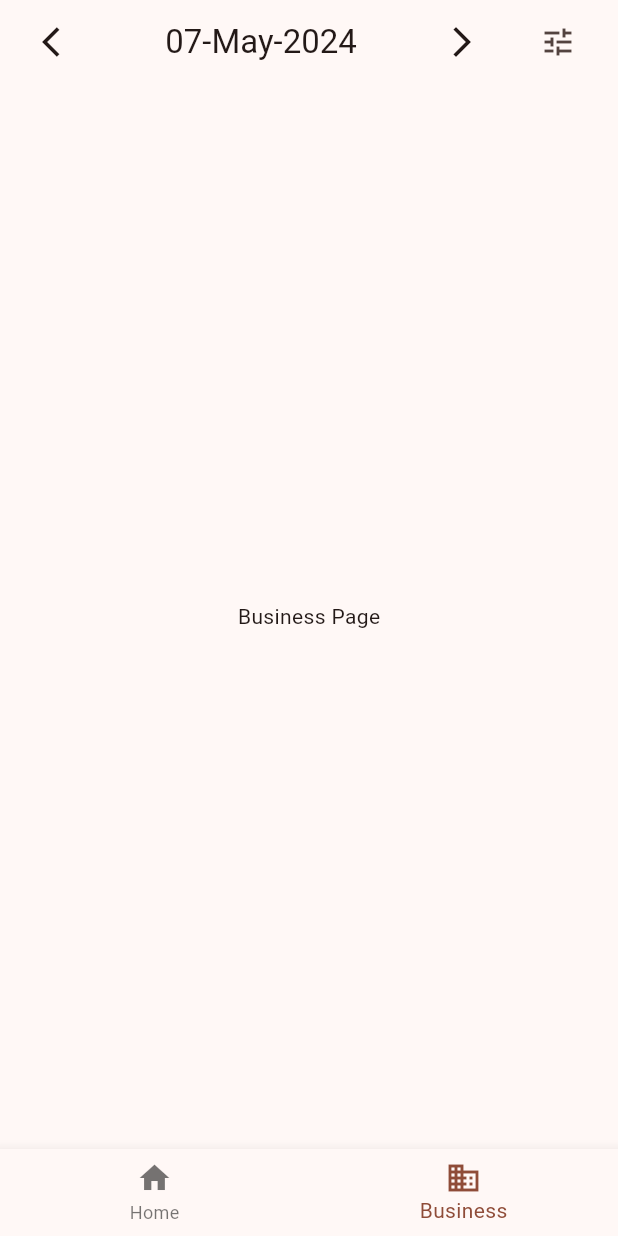
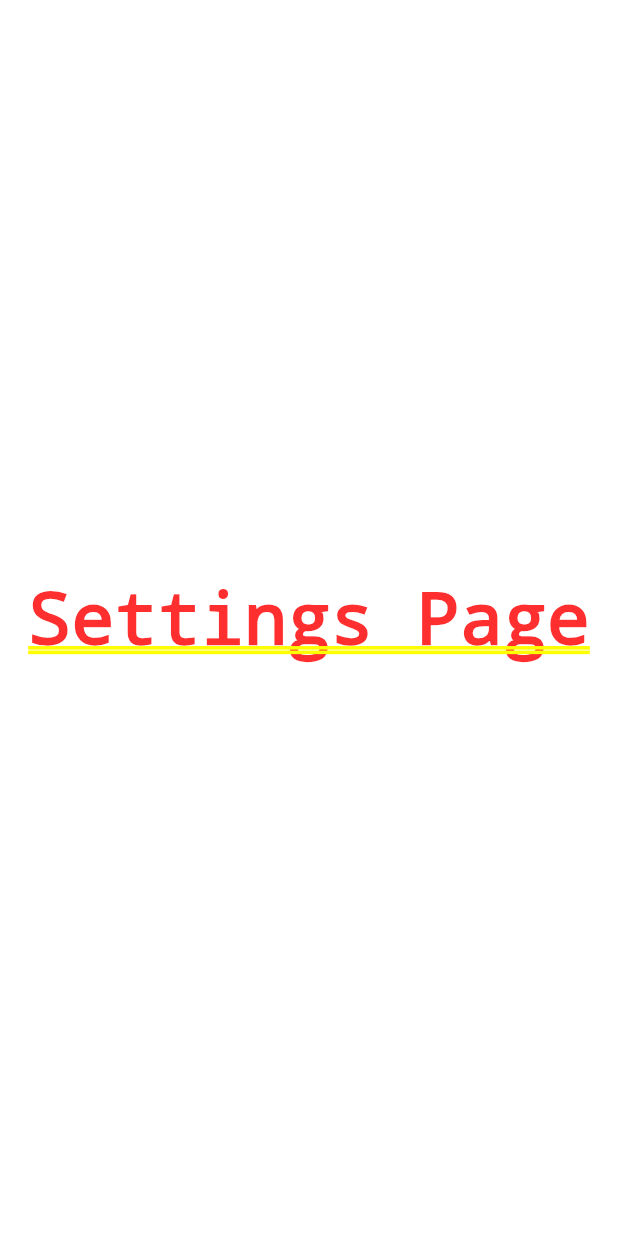
Before and after one commit to JuanJoseJ/money_tracker, a Flutter app: the screen it shows after launch, item 2 of the bottom bar chosen, after a tap on the "tune" icon, on a phone screen of 412 x 824 dp. Run offline on Flutter 3.47's test engine with Material 3 defaults, Android fonts, the phone set to English and light mode, and no system bars; our stand-ins replace hive, hive_flutter; accounts and stored records are empty.

Commit message:
Changed the navigation from the MaterialApp, separate to the one of the scaffold.

```diff
--- a/lib/main.dart
+++ b/lib/main.dart
@@ -1,6 +1,7 @@
 import 'package:flutter/material.dart';
 import 'package:hive_flutter/adapters.dart';
 import 'package:money_tracker/main_scaffold.dart';
+import 'package:money_tracker/pages/settings/settings_page.dart';
 import 'package:money_tracker/provider.dart';
 import 'package:money_tracker/util/movement.dart';
 import 'package:provider/provider.dart';
@@ -36,11 +37,14 @@
     print("Error opening or clearing the box: $e");
   }
 
-  runApp(const MyApp());
+  runApp(MyApp());
 }
 
 class MyApp extends StatelessWidget {
-  const MyApp({super.key});
+  MyApp({super.key});
+
+  final GlobalKey<NavigatorState> _mainNavigatorKey =
+      GlobalKey<NavigatorState>();
 
   @override
   Widget build(BuildContext context) {
@@ -52,7 +56,12 @@
           colorScheme: ColorScheme.fromSeed(seedColor: Colors.deepOrange),
           useMaterial3: true,
         ),
-        home: const MainScaffold(),
+        navigatorKey: _mainNavigatorKey,
+        routes: <String, WidgetBuilder>{
+          '/': (context) => const MainScaffold(),
+          '/settings': (context) => SettingsPage(),
+        },
+        initialRoute: '/',
       ),
     );
   }
--- a/lib/main_scaffold.dart
+++ b/lib/main_scaffold.dart
@@ -23,7 +23,7 @@ class MainScaffoldState extends State {
         _navigatorKey.currentState!.pushNamed('/');
         break;
       case 1:
-        _navigatorKey.currentState!.pushNamed('/business');
+        _navigatorKey.currentState!.pushNamed('/graphs');
         break;
     }
   }
--- a/lib/navigator.dart
+++ b/lib/navigator.dart
@@ -10,21 +10,24 @@ class MyNavigator extends StatelessWidget {
 
   final GlobalKey<NavigatorState> navigatorKey;
 
+  // The use of a navigator in the body of the scaffold allows us to set a methid
+  // to navigate down this point, separate to the one used in the material app. A
+  // navigatorKey is defined directly in the scaffold so that it can be used inside
+  // the bottom bar navigation, which is not directly under the navigator widget.
+
   @override
   Widget build(BuildContext context) {
     return Navigator(
       key: navigatorKey,
+      initialRoute: '/',
       onGenerateRoute: (settings) {
         WidgetBuilder builder;
         switch (settings.name) {
           case '/':
             builder = (BuildContext context) => HomePage();
             break;
-          case '/profile':
-            builder = (BuildContext context) => HomePage();
-            break;
-          case '/business':
-            builder = (BuildContext context) => const BusinessPage();
+          case '/graphs':
+            builder = (BuildContext context) => GraphsPage();
             break;
           default:
             throw Exception('Invalid route: ${settings.name}');
--- a/lib/pages/graphs/data_page.dart
+++ b/lib/pages/graphs/data_page.dart
@@ -1,10 +1,10 @@
 import 'package:flutter/material.dart';
 
-class BusinessPage extends StatelessWidget {
-  const BusinessPage({super.key});
+class GraphsPage extends StatelessWidget {
+  const GraphsPage({super.key});
 
   @override
   Widget build(BuildContext context) {
-    return Center(child: Text('Business Page'));
+    return Center(child: Text('Graphs Page'));
   }
 }
--- /dev/null
+++ b/lib/pages/settings/settings_page.dart
@@ -0,0 +1,10 @@
+import 'package:flutter/material.dart';
+
+class SettingsPage extends StatelessWidget {
+  @override
+  Widget build(BuildContext context) {
+    return const Center(
+      child: Text('Settings Page'),
+    );
+  }
+}
--- a/lib/scaffold_components/bottom_bar.dart
+++ b/lib/scaffold_components/bottom_bar.dart
@@ -4,26 +4,26 @@ class BottomBar extends StatefulWidget {
   final int selectedIndex;
   final Function(int) onItemSelected;
 
-  const BottomBar({Key? key, required this.selectedIndex, required this.onItemSelected}) : super(key: key);
+  const BottomBar(
+      {Key? key, required this.selectedIndex, required this.onItemSelected})
+      : super(key: key);
 
   @override
   State<BottomBar> createState() => _BottomBarState();
 }
 
 class _BottomBarState extends State<BottomBar> {
-
-
   @override
   Widget build(BuildContext context) {
     return BottomNavigationBar(
       items: const <BottomNavigationBarItem>[
         BottomNavigationBarItem(
           icon: Icon(Icons.home),
-          label: 'Home',
+          label: 'List',
         ),
         BottomNavigationBarItem(
           icon: Icon(Icons.business),
-          label: 'Business',
+          label: 'Graphs',
         ),
       ],
       currentIndex: widget.selectedIndex,
--- a/lib/scaffold_components/top_bar.dart
+++ b/lib/scaffold_components/top_bar.dart
@@ -73,9 +73,11 @@ class _MyTopBarState extends State<MyTopBar> {
       actions: [
         Padding(
           padding: const EdgeInsets.fromLTRB(0, 0, 16, 0),
-          child: IconButton(icon: Icon(Icons.tune), onPressed: () {
-            // Navigator.of(context).push();
-          }),
+          child: IconButton(
+              icon: Icon(Icons.tune),
+              onPressed: () {
+                Navigator.pushNamed(context, '/settings');
+              }),
         )
       ],
     );
```
Also changed, not shown: 1 other file.
